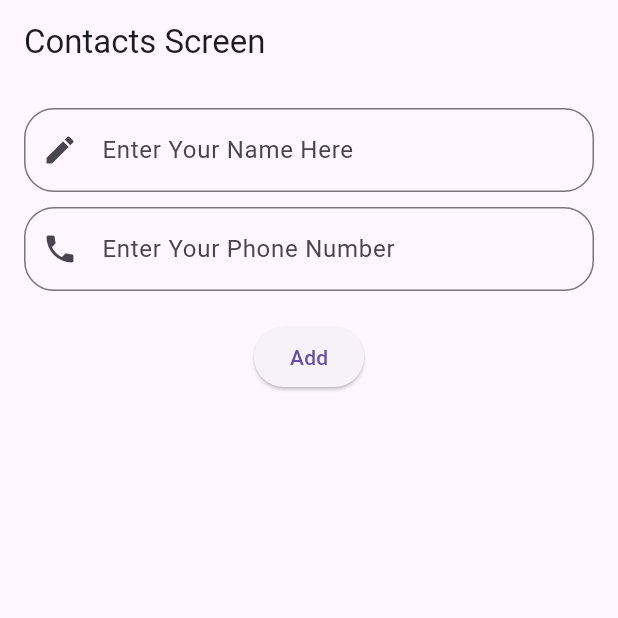
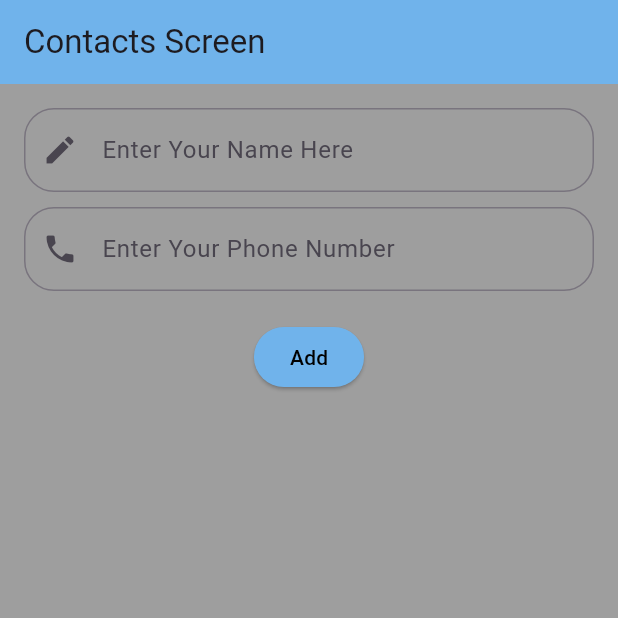
Before and after one commit to abdohabib447/contact_screan, a Flutter app: the screen it shows after launch, on a phone screen of 412 x 824 dp, the top half of it. Run offline on Flutter 3.47's test engine with Material 3 defaults, Android fonts, the phone set to English and light mode, and no system bars.

Commit message:
finsh task2

```diff
--- a/lib/view.dart
+++ b/lib/view.dart
@@ -41,7 +41,11 @@ class _ContactsScreenState extends State<ContactsScreen> {
   @override
   Widget build(BuildContext context) {
     return Scaffold(
-      appBar: AppBar(title: Text('Contacts Screen')),
+      backgroundColor: Colors.grey,
+      appBar: AppBar(
+        title: const Text('Contacts Screen'),
+        backgroundColor: const Color.fromARGB(255, 112, 179, 235),
+      ),
       body: Padding(
         padding: const EdgeInsets.all(16.0),
         child: Column(
@@ -51,23 +55,30 @@ class _ContactsScreenState extends State<ContactsScreen> {
               hintText: 'Enter Your Name Here',
               icon: Icons.edit,
             ),
-            SizedBox(height: 10),
+            const SizedBox(height: 10),
             CustomTextField(
               controller: phoneController,
               hintText: 'Enter Your Phone Number',
               icon: Icons.phone,
             ),
-            SizedBox(height: 20),
+            const SizedBox(height: 20),
             Row(
               mainAxisAlignment: MainAxisAlignment.spaceEvenly,
               children: [
                 ElevatedButton(
                   onPressed: addContact,
-                  child: Text('Add'),
+                  style: ElevatedButton.styleFrom(
+                    backgroundColor: const Color.fromARGB(
+                        255, 112, 179, 235), // Change button color here
+                  ),
+                  child: const Text(
+                    'Add',
+                    style: TextStyle(color: Colors.black),
+                  ),
                 ),
               ],
             ),
-            SizedBox(height: 20),
+            const SizedBox(height: 20),
             Expanded(
               child: ListView.builder(
                 itemCount: contacts.length,
```
